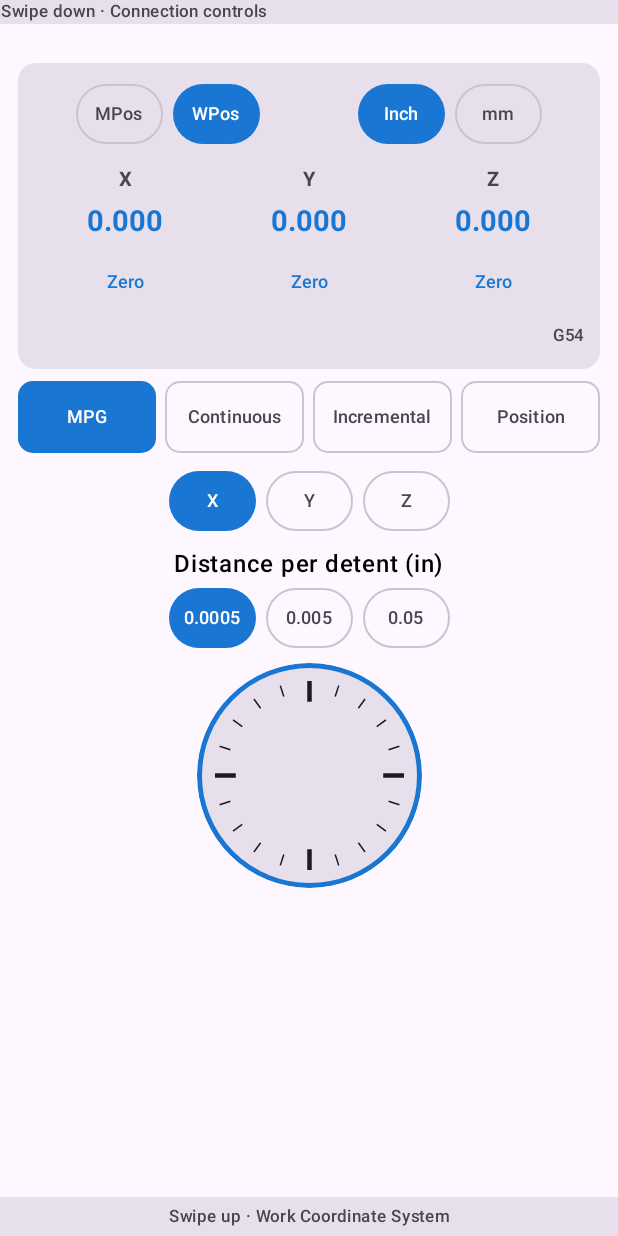
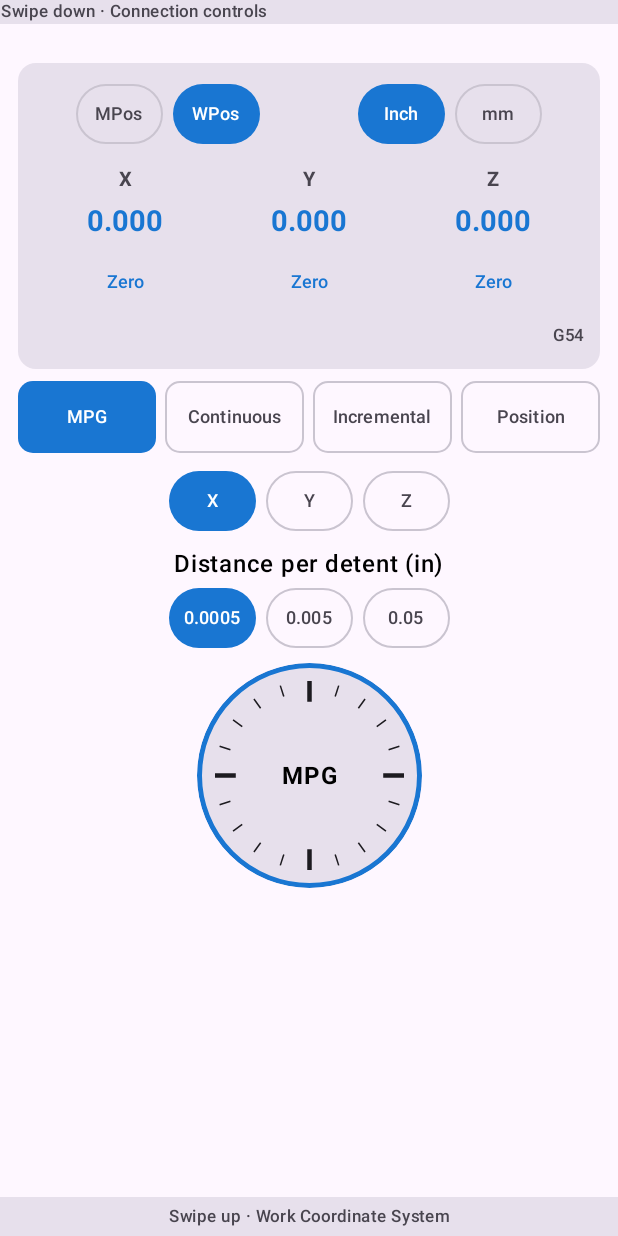
Before and after one commit to krecki/HapticInt, an Android app built with Jetpack Compose: the screen it shows after launch (MainActivity), on a phone screen of 412 x 824 dp. Run offline under Robolectric (Android 15) with nearby library versions, the phone set to English and light mode, and no system bars; 3 statements that could not run were skipped.

Commit message:
Keep a simple MPG label at the center of the rotating wheel

```diff
--- a/app/src/main/java/com/kreckapps/hapticinterface/ui/MPGScreen.kt
+++ b/app/src/main/java/com/kreckapps/hapticinterface/ui/MPGScreen.kt
@@ -265,6 +265,12 @@ fun RotaryWheel(
             }
         }
 
+        Text(
+            text = "MPG",
+            fontSize = 16.sp,
+            fontWeight = FontWeight.Bold
+        )
+
         Canvas(modifier = Modifier.fillMaxSize()) {
             val cx = size.width / 2f
             val top = 2.dp.toPx()
```
